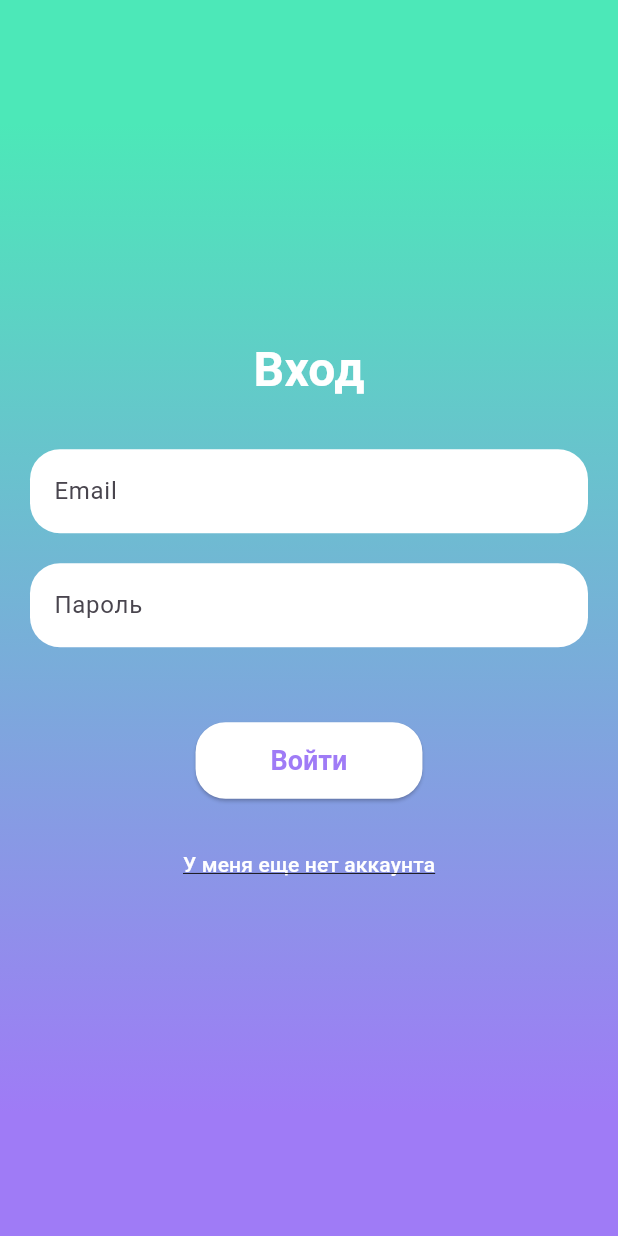
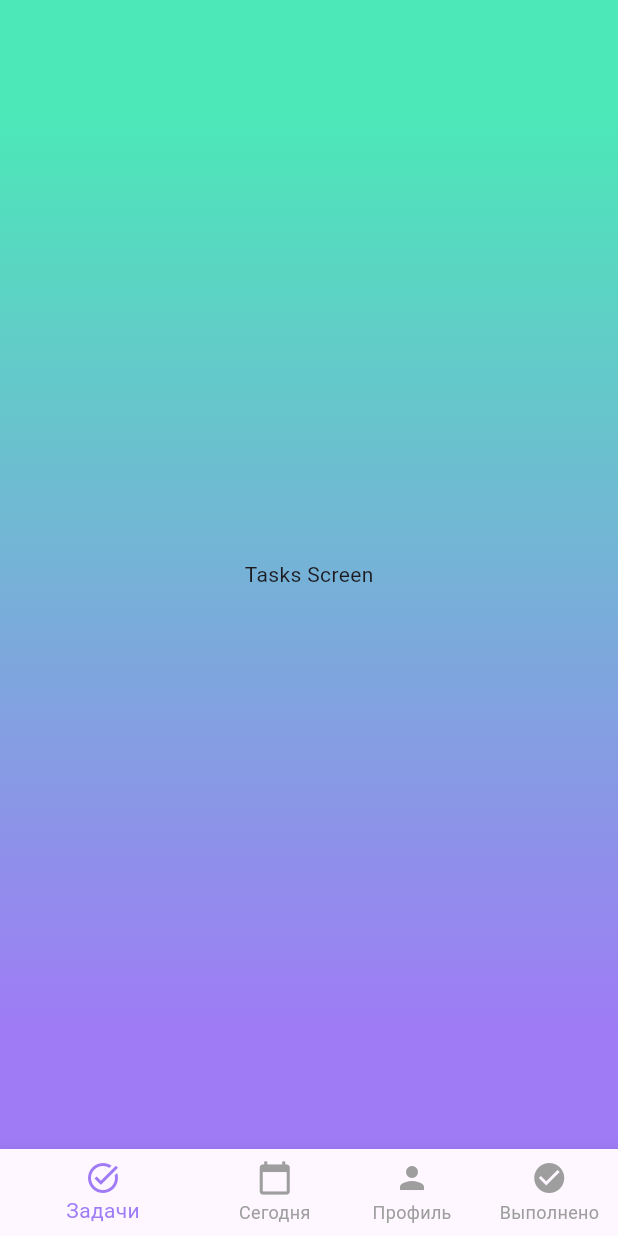
Before and after one commit to aselez64/zc_dodiddone2, a Flutter app: the screen it shows after launch, after a tap on "Войти", on a phone screen of 412 x 824 dp. Run offline on Flutter 3.47's test engine with Material 3 defaults, Android fonts, the phone set to English and light mode, and no system bars.

Commit message:
main page

```diff
--- a/lib/pages/login_page.dart
+++ b/lib/pages/login_page.dart
@@ -1,4 +1,5 @@
 import 'package:flutter/material.dart';
+import 'package:zc_dodiddone2/pages/main_page.dart';
 
 import '../theme/theme.dart';
 
@@ -96,7 +97,10 @@ class _LoginPageState extends State<LoginPage> {
               // Login Button
               ElevatedButton(
                 onPressed: () {
-                  // Handle login/registration logic here
+                  Navigator.pushReplacement(
+                      context,
+                      MaterialPageRoute(
+                          builder: (context) => MainPage()));
                 },
                 style: ElevatedButton.styleFrom(
                   backgroundColor: Colors.white,
--- /dev/null
+++ b/lib/pages/main_page.dart
@@ -0,0 +1,108 @@
+import 'package:flutter/material.dart';
+
+import '../theme/theme.dart';
+
+class MainPage extends StatefulWidget {
+  @override
+  _MainPageState createState() => _MainPageState();
+}
+
+class _MainPageState extends State<MainPage> {
+  int _selectedIndex = 0;
+
+  final List<Widget> _screens = [
+    // Replace these with your actual screens
+    TasksScreen(),
+    TodayScreen(),
+    ProfileScreen(),
+    CompletedScreen(),
+  ];
+
+  @override
+  Widget build(BuildContext context) {
+    return Scaffold(
+      extendBodyBehindAppBar: true,
+      appBar: AppBar(
+        backgroundColor: Colors.transparent, // Make the AppBar transparent
+        elevation: 0, // Remove the shadow
+      ),
+      body: Container(
+        decoration: BoxDecoration(
+          gradient: LinearGradient(
+            begin: Alignment.topCenter,
+            end: Alignment.bottomCenter,
+            colors: [
+              DoDidDoneTheme.lightTheme.colorScheme.secondary, // Secondary color
+              DoDidDoneTheme.lightTheme.colorScheme.primary, // Primary color
+            ],
+            stops: const [0.1, 0.9], // Primary color takes 90% space
+          ),
+        ),
+        child: _screens[_selectedIndex],
+      ),
+      bottomNavigationBar: BottomNavigationBar(
+        currentIndex: _selectedIndex,
+        onTap: (index) {
+          setState(() {
+            _selectedIndex = index;
+          });
+        },
+        items: [
+          BottomNavigationBarItem(
+            icon: Icon(Icons.task_alt),
+            label: 'Задачи',
+          ),
+          BottomNavigationBarItem(
+            icon: Icon(Icons.calendar_today),
+            label: 'Сегодня',
+          ),
+          BottomNavigationBarItem(
+            icon: Icon(Icons.person),
+            label: 'Профиль',
+          ),
+          BottomNavigationBarItem(
+            icon: Icon(Icons.check_circle),
+            label: 'Выполнено',
+          ),
+        ],
+      ),
+    );
+  }
+}
+
+// Placeholder screens - replace these with your actual content
+class TasksScreen extends StatelessWidget {
+  @override
+  Widget build(BuildContext context) {
+    return Center(
+      child: Text('Tasks Screen'),
+    );
+  }
+}
+
+class TodayScreen extends StatelessWidget {
+  @override
+  Widget build(BuildContext context) {
+    return Center(
+      child: Text('Today Screen'),
+    );
+  }
+}
+
+class ProfileScreen extends StatelessWidget {
+  @override
+  Widget build(BuildContext context) {
+    return Center(
+      child: Text('Profile Screen'),
+    );
+  }
+}
+
+class CompletedScreen extends StatelessWidget {
+  @override
+  Widget build(BuildContext context) {
+    return Center(
+      child: Text('Completed Screen'),
+    );
+  }
+}
--- a/lib/theme/theme.dart
+++ b/lib/theme/theme.dart
@@ -1,4 +1,5 @@
 import 'package:flutter/material.dart';
+
 class DoDidDoneTheme {
   static ThemeData lightTheme = ThemeData(
     colorScheme: ColorScheme.fromSeed(
@@ -8,5 +9,12 @@ class DoDidDoneTheme {
       secondary: const Color(0xFF4CE8B8),  // Secondary color
     ),
     useMaterial3: true,
+    bottomNavigationBarTheme: BottomNavigationBarThemeData(
+      selectedItemColor: const Color(0xFF9F7BF6), // Primary color
+      unselectedItemColor: Colors.grey, // Unselected item color
+      backgroundColor: Colors.white, // Background color
+      showSelectedLabels: true, // Show labels for selected items
+      showUnselectedLabels: true, // Show labels for unselected items
+    ),
   );
 }
```
